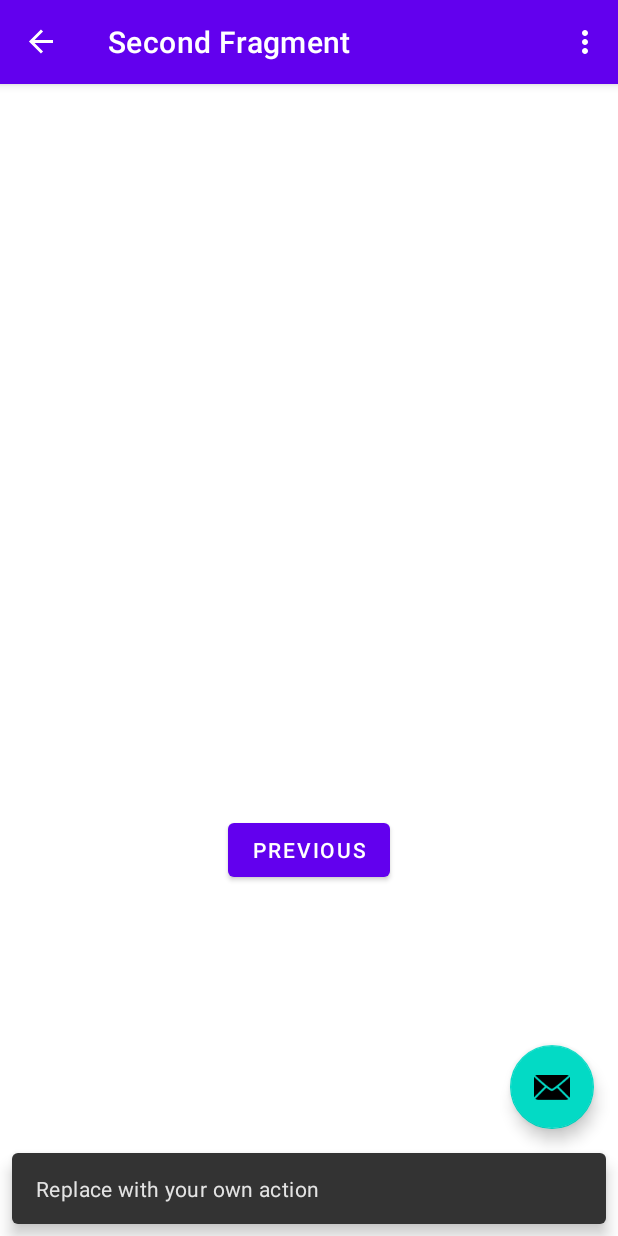
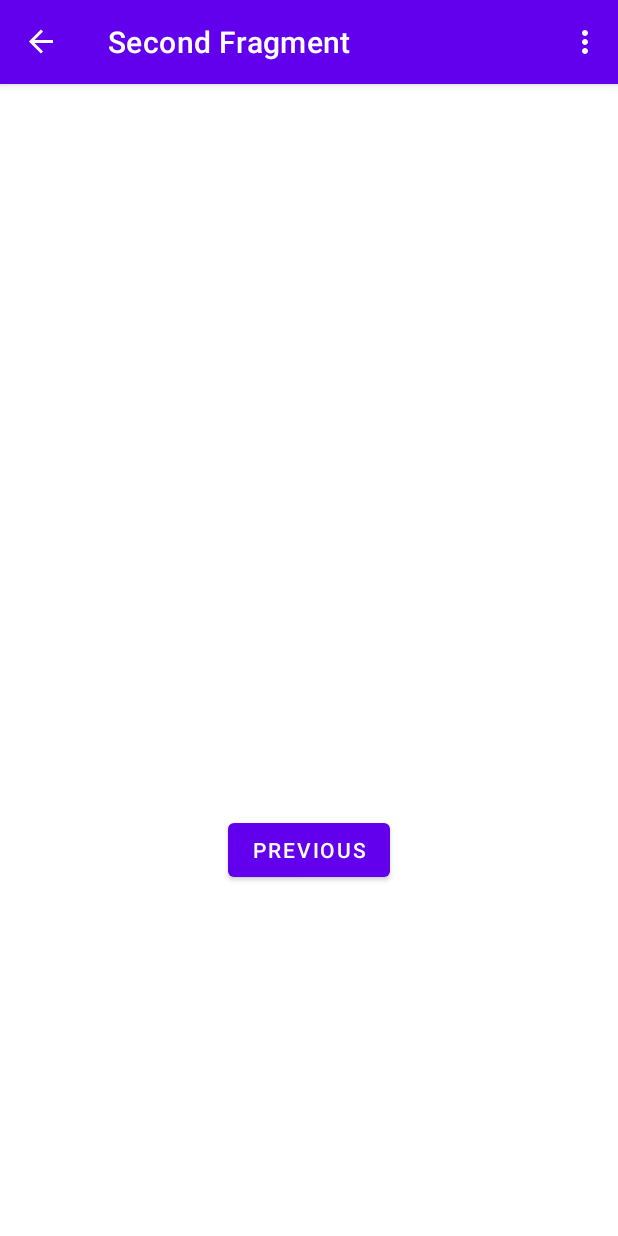
Before and after one commit to juango8/Master_Detail_Post, an Android app: the screen it shows after launch (MainActivity), after a tap on "NEXT", on a phone screen of 412 x 824 dp. Run offline under Robolectric (Android 15) with nearby library versions, the phone set to English and light mode, and no system bars; our stand-ins replace navigation-ui; 1 other tap on this screen came first.

Commit message:
update fragments

```diff
--- a/app/build.gradle
+++ b/app/build.gradle
@@ -2,6 +2,7 @@ plugins {
     id 'com.android.application'
     id 'kotlin-android'
     id 'kotlin-android-extensions'
+    id 'androidx.navigation.safeargs.kotlin'
 }
 
 android {
@@ -41,9 +42,12 @@ dependencies {
     //noinspection GradleDependency
     implementation "org.jetbrains.kotlin:kotlin-stdlib:$kotlin_version"
     implementation 'androidx.core:core-ktx:1.3.2'
+
     implementation 'androidx.appcompat:appcompat:1.2.0'
     implementation 'com.google.android.material:material:1.3.0'
     implementation 'androidx.constraintlayout:constraintlayout:2.0.4'
+    implementation "androidx.recyclerview:recyclerview:1.2.0"
+
     implementation 'androidx.navigation:navigation-fragment-ktx:2.3.5'
     implementation 'androidx.navigation:navigation-ui-ktx:2.3.5'
 
--- a/app/src/main/java/com/juango/masterdetailpost/DetailPostFragment.kt
+++ b/app/src/main/java/com/juango/masterdetailpost/DetailPostFragment.kt
@@ -20,7 +20,7 @@ class DetailPostFragment : Fragment() {
     override fun onViewCreated(view: View, savedInstanceState: Bundle?) {
         super.onViewCreated(view, savedInstanceState)
         button_second.setOnClickListener {
-            findNavController().navigate(R.id.action_List_to_Detail)
+            findNavController().navigate(R.id.action_Detail_to_List)
         }
     }
 }
--- a/app/src/main/java/com/juango/masterdetailpost/MainActivity.kt
+++ b/app/src/main/java/com/juango/masterdetailpost/MainActivity.kt
@@ -24,11 +24,6 @@ class MainActivity : AppCompatActivity() {
         val navController = findNavController(R.id.nav_host_fragment_content_main)
         appBarConfiguration = AppBarConfiguration(navController.graph)
         setupActionBarWithNavController(navController, appBarConfiguration)
-
-        fab.setOnClickListener { view ->
-            Snackbar.make(view, "Replace with your own action", Snackbar.LENGTH_LONG)
-                .setAction("Action", null).show()
-        }
     }
 
     override fun onCreateOptionsMenu(menu: Menu): Boolean {
--- a/app/src/main/java/com/juango/masterdetailpost/PostsListFragment.kt
+++ b/app/src/main/java/com/juango/masterdetailpost/PostsListFragment.kt
@@ -15,6 +15,7 @@ class PostsListFragment : Fragment() {
         inflater: LayoutInflater, container: ViewGroup?,
         savedInstanceState: Bundle?
     ): View? {
+        setHasOptionsMenu(true)
         return inflater.inflate(R.layout.fragment_post_list, container, false)
     }
 
--- a/app/src/main/res/layout/activity_main.xml
+++ b/app/src/main/res/layout/activity_main.xml
@@ -22,12 +22,4 @@
 
     <include layout="@layout/content_main" />
 
-    <com.google.android.material.floatingactionbutton.FloatingActionButton
-        android:id="@+id/fab"
-        android:layout_width="wrap_content"
-        android:layout_height="wrap_content"
-        android:layout_gravity="bottom|end"
-        android:layout_margin="@dimen/fab_margin"
-        app:srcCompat="@android:drawable/ic_dialog_email" />
-
 </androidx.coordinatorlayout.widget.CoordinatorLayout>
--- a/app/src/main/res/navigation/nav_graph.xml
+++ b/app/src/main/res/navigation/nav_graph.xml
@@ -10,7 +10,10 @@
         android:name="com.juango.masterdetailpost.PostsListFragment"
         android:label="@string/first_fragment_label"
         tools:layout="@layout/fragment_post_list">
-
+        <argument
+            android:name="flowStepNumber"
+            app:argType="integer"
+            android:defaultValue="1"/>
         <action
             android:id="@+id/action_List_to_Detail"
             app:destination="@id/DetailPostFragment" />
@@ -22,7 +25,7 @@
         tools:layout="@layout/fragment_detail_post">
 
         <action
-            android:id="@+id/action_List_to_Detail"
+            android:id="@+id/action_Detail_to_List"
             app:destination="@id/PostsListFragment" />
     </fragment>
 </navigation>
--- a/build.gradle
+++ b/build.gradle
@@ -8,6 +8,7 @@ buildscript {
     dependencies {
         classpath "com.android.tools.build:gradle:4.2.0"
         classpath "org.jetbrains.kotlin:kotlin-gradle-plugin:$kotlin_version"
+        classpath "androidx.navigation:navigation-safe-args-gradle-plugin:2.3.5"
 
         // NOTE: Do not place your application dependencies here; they belong
         // in the individual module build.gradle files
```
